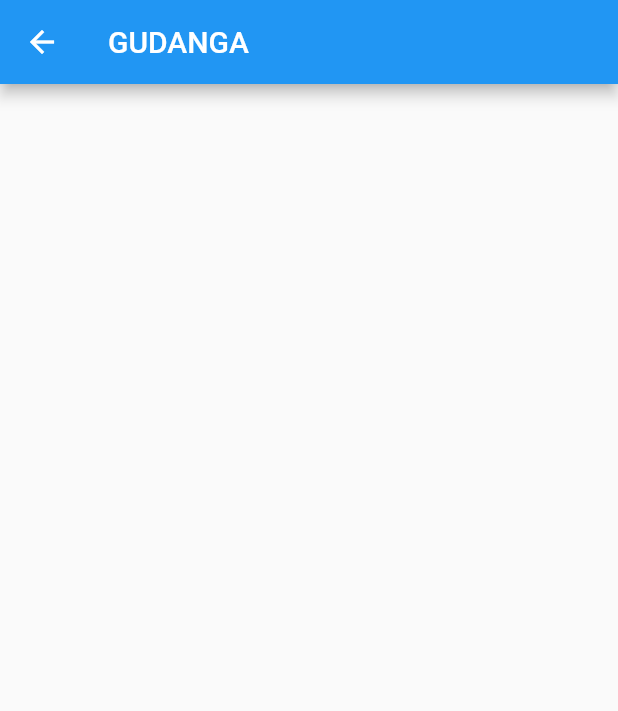
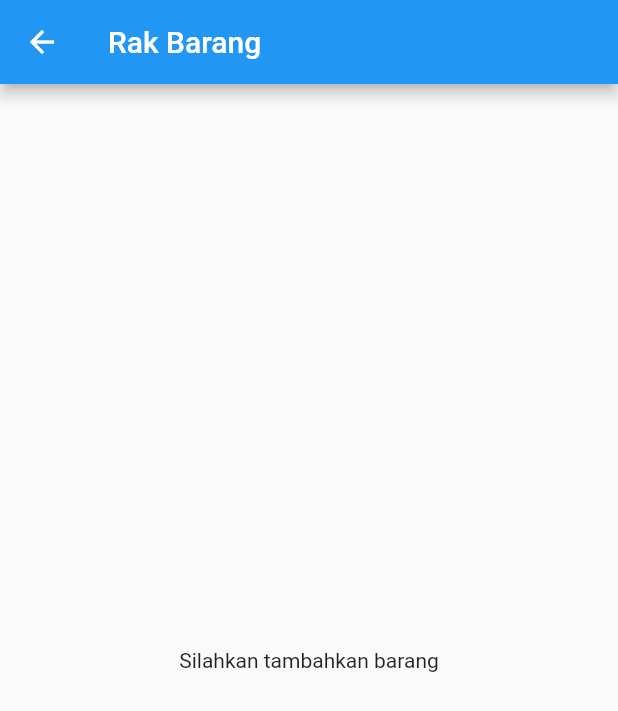
Before and after one commit to IF20CRIZALALFIKRI/GudangKu, a Flutter app: the GUDANGA screen opened directly, on a phone screen of 412 x 824 dp. Shown: the top 711 px of the screen. Run offline on Flutter 3.47's test engine with Material 2 defaults, Android fonts, the phone set to English and light mode, and no system bars.

Commit message:
"Mengedit isi dari from semua gudang"

```diff
--- a/lib/Screen/GUDANGA.dart
+++ b/lib/Screen/GUDANGA.dart
@@ -7,7 +7,15 @@ class GUDANGA extends StatelessWidget {
   Widget build(BuildContext context) {
     return Scaffold(
       appBar: AppBar(
-        title: const Text('GUDANGA'),
+        title: const Text("Rak Barang"),
+      ),
+      body: Center(
+        child: Column(
+          mainAxisAlignment: MainAxisAlignment.center,
+          children: const <Widget>[
+            Text("Silahkan tambahkan barang")
+          ],
+        ),
       ),
     );
   }
```
Also changed, not shown: lib/Screen/GUDANGB.dart (+14 -1 lines), lib/Screen/GUDANGC.dart (+13 -1 lines), lib/Screen/GUDANGD.dart (+13 -1 lines).
